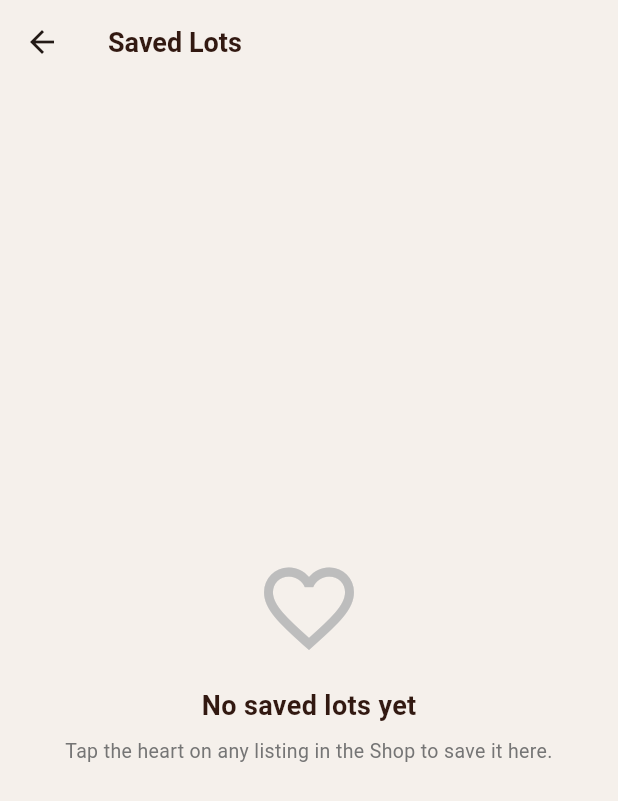
After one commit to Elvis-Kayonga/Brewmaster_Group40, a Flutter app: the SavedLotsScreen screen opened directly, on a phone screen of 412 x 824 dp. The commit adds this screen. Shown: the top 801 px of the screen. Run offline on Flutter 3.47's test engine with Material 3 defaults, Android fonts, the phone set to English and light mode, and no system bars; our stand-ins replace cloud_firestore, connectivity_plus, equatable, firebase_auth, firebase_core, firebase_messaging and 6 more; accounts and stored records are empty.

Commit message:
feat: replace cart with saved lots wishlist feature
- Add SavedLot model with denormalized listing snapshot fields
- Add SavedLotsBloc (in-memory) with add/remove/clear events
- Add SavedLotsScreen showing saved listings with Message + Direct Pay actions
- Replace cart icon on listing cards with heart icon (filled = saved, outlined = unsaved)
  with toggle save/unsave behaviour and snackbar feedback
- Replace cart icon in AppBar with heart badge icon (buyers only) opening SavedLotsScreen
- Remove old CartItem model and CartBloc entirely
- Update ERD: add users/{userId}/savedLots subcollection with full field table,
  update Mermaid diagram, relationship summary, and changelog

```diff
--- /dev/null
+++ b/lib/domain/models/saved_lot.dart
@@ -0,0 +1,55 @@
+import 'package:equatable/equatable.dart';
+
+/// A listing saved to a buyer's wishlist.
+/// Snapshots key display fields so the screen renders without re-fetching
+/// Firestore. Persisted under users/{userId}/savedLots/{listingId}.
+class SavedLot extends Equatable {
+  final String listingId;
+  final String farmerId;
+  final String? farmerName;
+  final String variety;
+  final double pricePerKg;
+  final double availableQuantity;
+  final String location;
+  final String? imageUrl;
+  final DateTime savedAt;
+
+  const SavedLot({
+    required this.listingId,
+    required this.farmerId,
+    this.farmerName,
+    required this.variety,
+    required this.pricePerKg,
+    required this.availableQuantity,
+    required this.location,
+    this.imageUrl,
+    required this.savedAt,
+  });
+
+  Map<String, dynamic> toJson() => {
+        'listingId': listingId,
+        'farmerId': farmerId,
+        'farmerName': farmerName,
+        'variety': variety,
+        'pricePerKg': pricePerKg,
+        'availableQuantity': availableQuantity,
+        'location': location,
+        'imageUrl': imageUrl,
+        'savedAt': savedAt.toIso8601String(),
+      };
+
+  factory SavedLot.fromJson(Map<String, dynamic> json) => SavedLot(
+        listingId: json['listingId'] as String,
+        farmerId: json['farmerId'] as String,
+        farmerName: json['farmerName'] as String?,
+        variety: json['variety'] as String,
+        pricePerKg: (json['pricePerKg'] as num).toDouble(),
+        availableQuantity: (json['availableQuantity'] as num).toDouble(),
+        location: json['location'] as String,
+        imageUrl: json['imageUrl'] as String?,
+        savedAt: DateTime.parse(json['savedAt'] as String),
+      );
+
+  @override
+  List<Object?> get props => [listingId];
+}
--- a/lib/main.dart
+++ b/lib/main.dart
@@ -25,6 +25,7 @@ import 'package:brewmaster/presentation/blocs/profile/profile_bloc.dart';
 import 'package:brewmaster/presentation/blocs/payment/payment_bloc.dart';
 import 'package:brewmaster/presentation/blocs/messaging/messaging_bloc.dart';
 import 'package:brewmaster/presentation/blocs/messaging/notification_bloc.dart';
+import 'package:brewmaster/presentation/blocs/saved_lots/saved_lots_bloc.dart';
 import 'package:brewmaster/presentation/blocs/verification/verification_bloc.dart';
 import 'package:brewmaster/presentation/screens/auth/auth_gate.dart';
 
@@ -95,6 +96,9 @@ Future<void> main() async {
           create: (_) =>
               MarketPriceBloc(repository: marketPriceRepository),
         ),
+        BlocProvider<SavedLotsBloc>(
+          create: (_) => SavedLotsBloc(),
+        ),
       ],
       child: const BrewMasterApp(),
     ),
--- /dev/null
+++ b/lib/presentation/blocs/saved_lots/saved_lots_bloc.dart
@@ -0,0 +1,34 @@
+import 'package:equatable/equatable.dart';
+import 'package:flutter_bloc/flutter_bloc.dart';
+
+import '../../../domain/models/saved_lot.dart';
+
+part 'saved_lots_event.dart';
+part 'saved_lots_state.dart';
+
+/// In-memory wishlist BLoC. Persistence to Firestore
+/// (users/{userId}/savedLots) can be layered in via a repository later.
+class SavedLotsBloc extends Bloc<SavedLotsEvent, SavedLotsState> {
+  SavedLotsBloc() : super(const SavedLotsState()) {
+    on<SavedLotAdded>(_onAdded);
+    on<SavedLotRemoved>(_onRemoved);
+    on<SavedLotsCleared>(_onCleared);
+  }
+
+  void _onAdded(SavedLotAdded event, Emitter<SavedLotsState> emit) {
+    if (state.contains(event.lot.listingId)) return; // already saved
+    emit(SavedLotsState(items: [...state.items, event.lot]));
+  }
+
+  void _onRemoved(SavedLotRemoved event, Emitter<SavedLotsState> emit) {
+    emit(SavedLotsState(
+      items: state.items
+          .where((l) => l.listingId != event.listingId)
+          .toList(),
+    ));
+  }
+
+  void _onCleared(SavedLotsCleared event, Emitter<SavedLotsState> emit) {
+    emit(const SavedLotsState());
+  }
+}
--- /dev/null
+++ b/lib/presentation/blocs/saved_lots/saved_lots_event.dart
@@ -0,0 +1,25 @@
+part of 'saved_lots_bloc.dart';
+
+abstract class SavedLotsEvent extends Equatable {
+  const SavedLotsEvent();
+  @override
+  List<Object?> get props => [];
+}
+
+class SavedLotAdded extends SavedLotsEvent {
+  final SavedLot lot;
+  const SavedLotAdded(this.lot);
+  @override
+  List<Object?> get props => [lot];
+}
+
+class SavedLotRemoved extends SavedLotsEvent {
+  final String listingId;
+  const SavedLotRemoved(this.listingId);
+  @override
+  List<Object?> get props => [listingId];
+}
+
+class SavedLotsCleared extends SavedLotsEvent {
+  const SavedLotsCleared();
+}
--- /dev/null
+++ b/lib/presentation/blocs/saved_lots/saved_lots_state.dart
@@ -0,0 +1,15 @@
+part of 'saved_lots_bloc.dart';
+
+class SavedLotsState extends Equatable {
+  final List<SavedLot> items;
+
+  const SavedLotsState({this.items = const []});
+
+  int get itemCount => items.length;
+
+  bool contains(String listingId) =>
+      items.any((l) => l.listingId == listingId);
+
+  @override
+  List<Object?> get props => [items];
+}
--- /dev/null
+++ b/lib/presentation/screens/saved_lots/saved_lots_screen.dart
@@ -0,0 +1,302 @@
+import 'package:flutter/material.dart';
+import 'package:flutter_bloc/flutter_bloc.dart';
+
+import '../../../config/theme.dart';
+import '../../../domain/models/saved_lot.dart';
+import '../../blocs/auth/auth_bloc.dart';
+import '../../blocs/messaging/messaging_bloc.dart';
+import '../../blocs/saved_lots/saved_lots_bloc.dart';
+import '../messaging/chat_screen.dart';
+import '../payments/payment_screen.dart';
+
+class SavedLotsScreen extends StatelessWidget {
+  const SavedLotsScreen({super.key});
+
+  @override
+  Widget build(BuildContext context) {
+    return Scaffold(
+      backgroundColor: AppTheme.backgroundColor,
+      appBar: AppBar(
+        backgroundColor: AppTheme.backgroundColor,
+        elevation: 0,
+        title: const Text(
+          'Saved Lots',
+          style: TextStyle(
+            color: AppTheme.primaryDark,
+            fontWeight: FontWeight.bold,
+            fontSize: 18,
+          ),
+        ),
+        actions: [
+          BlocBuilder<SavedLotsBloc, SavedLotsState>(
+            builder: (context, state) {
+              if (state.items.isEmpty) return const SizedBox.shrink();
+              return TextButton(
+                onPressed: () => context
+                    .read<SavedLotsBloc>()
+                    .add(const SavedLotsCleared()),
+                child: const Text(
+                  'Clear All',
+                  style: TextStyle(
+                    color: AppTheme.errorColor,
+                    fontWeight: FontWeight.w600,
+                  ),
+                ),
+              );
+            },
+          ),
+        ],
+      ),
+      body: BlocListener<MessagingBloc, MessagingState>(
+        listener: (context, state) {
+          if (state is ConversationReady) {
+            Navigator.of(context).push(MaterialPageRoute(
+              builder: (_) => ChatScreen(conversation: state.conversation),
+            ));
+          }
+        },
+        child: BlocBuilder<SavedLotsBloc, SavedLotsState>(
+          builder: (context, state) {
+            if (state.items.isEmpty) return const _EmptyState();
+            return ListView.builder(
+              padding: const EdgeInsets.fromLTRB(16, 8, 16, 24),
+              itemCount: state.items.length,
+              itemBuilder: (context, index) =>
+                  _SavedLotTile(lot: state.items[index]),
+            );
+          },
+        ),
+      ),
+    );
+  }
+}
+
+// ── Empty state ──────────────────────────────────────────────────────────────
+
+class _EmptyState extends StatelessWidget {
+  const _EmptyState();
+
+  @override
+  Widget build(BuildContext context) {
+    return Center(
+      child: Column(
+        mainAxisSize: MainAxisSize.min,
+        children: [
+          const Icon(Icons.favorite_border, size: 72, color: AppTheme.textHint),
+          const SizedBox(height: 16),
+          const Text(
+            'No saved lots yet',
+            style: TextStyle(
+              fontSize: 18,
+              fontWeight: FontWeight.bold,
+              color: AppTheme.primaryDark,
+            ),
+          ),
+          const SizedBox(height: 8),
+          const Text(
+            'Tap the heart on any listing in the Shop to save it here.',
+            style: TextStyle(fontSize: 13, color: AppTheme.textSecondary),
+            textAlign: TextAlign.center,
+          ),
+        ],
+      ),
+    );
+  }
+}
+
+// ── Saved lot tile ───────────────────────────────────────────────────────────
+
+class _SavedLotTile extends StatelessWidget {
+  final SavedLot lot;
+  const _SavedLotTile({required this.lot});
+
+  @override
+  Widget build(BuildContext context) {
+    return Container(
+      margin: const EdgeInsets.only(bottom: 14),
+      decoration: BoxDecoration(
+        color: AppTheme.surfaceColor,
+        borderRadius: BorderRadius.circular(14),
+      ),
+      child: Column(
+        crossAxisAlignment: CrossAxisAlignment.start,
+        children: [
+          // Image
+          ClipRRect(
+            borderRadius: const BorderRadius.vertical(top: Radius.circular(14)),
+            child: Stack(
+              children: [
+                lot.imageUrl != null
+                    ? Image.network(
+                        lot.imageUrl!,
+                        height: 140,
+                        width: double.infinity,
+                        fit: BoxFit.cover,
+                        errorBuilder: (_, _, _) => _placeholder(),
+                      )
+                    : _placeholder(),
+                // Remove button
+                Positioned(
+                  top: 8,
+                  right: 8,
+                  child: GestureDetector(
+                    onTap: () => context
+                        .read<SavedLotsBloc>()
+                        .add(SavedLotRemoved(lot.listingId)),
+                    child: Container(
+                      width: 32,
+                      height: 32,
+                      decoration: BoxDecoration(
+                        color: Colors.black.withValues(alpha: 0.45),
+                        shape: BoxShape.circle,
+                      ),
+                      child: const Icon(
+                        Icons.favorite,
+                        color: Colors.redAccent,
+                        size: 18,
+                      ),
+                    ),
+                  ),
+                ),
+              ],
+            ),
+          ),
+          // Body
+          Padding(
+            padding: const EdgeInsets.fromLTRB(14, 10, 14, 14),
+            child: Column(
+              crossAxisAlignment: CrossAxisAlignment.start,
+              children: [
+                Text(
+                  lot.location.toUpperCase(),
+                  style: const TextStyle(
+                    fontSize: 10,
+                    fontWeight: FontWeight.w700,
+                    letterSpacing: 1.0,
+                    color: AppTheme.textSecondary,
+                  ),
+                ),
+                const SizedBox(height: 4),
+                Text(
+                  lot.variety,
+                  style: const TextStyle(
+                    fontSize: 17,
+                    fontWeight: FontWeight.bold,
+                    color: AppTheme.primaryDark,
+                  ),
+                ),
+                if (lot.farmerName != null)
+                  Text(
+                    lot.farmerName!,
+                    style: const TextStyle(
+                        fontSize: 12, color: AppTheme.textSecondary),
+                  ),
+                const SizedBox(height: 8),
+                Row(
+                  children: [
+                    Column(
+                      crossAxisAlignment: CrossAxisAlignment.start,
+                      children: [
+                        const Text(
+                          'Price / KG',
+                          style: TextStyle(
+                              fontSize: 10, color: AppTheme.textSecondary),
+                        ),
+                        Text(
+                          '\$${lot.pricePerKg.toStringAsFixed(2)}',
+                          style: const TextStyle(
+                            fontSize: 18,
+                            fontWeight: FontWeight.bold,
+                            color: AppTheme.primaryDark,
+                          ),
+                        ),
+                      ],
+                    ),
+                    const Spacer(),
+                    Text(
+                      '${lot.availableQuantity.toStringAsFixed(0)} kg available',
+                      style: const TextStyle(
+                          fontSize: 11, color: AppTheme.textSecondary),
+                    ),
+                  ],
+                ),
+                const SizedBox(height: 12),
+                Row(
+                  children: [
+                    Expanded(
+                      child: OutlinedButton.icon(
+                        onPressed: () => context
+                            .read<MessagingBloc>()
+                            .add(StartConversationRequested(lot.farmerId)),
+                        icon: const Icon(Icons.chat_bubble_outline, size: 14),
+                        label: const Text(
+                          'Message',
+                          style: TextStyle(
+                              fontSize: 13, fontWeight: FontWeight.w600),
+                        ),
+                        style: OutlinedButton.styleFrom(
+                          foregroundColor: AppTheme.primaryDark,
+                          side: const BorderSide(color: AppTheme.primaryDark),
+                          padding: const EdgeInsets.symmetric(vertical: 10),
+                          shape: RoundedRectangleBorder(
+                              borderRadius: BorderRadius.circular(20)),
+                        ),
+                      ),
+                    ),
+                    const SizedBox(width: 10),
+                    Expanded(
+                      child: ElevatedButton.icon(
+                        onPressed: () {
+                          final authState = context.read<AuthBloc>().state;
+                          final buyerId = authState is AuthAuthenticated
+                              ? authState.profile.id
+                              : '';
+                          Navigator.push(
+                            context,
+                            MaterialPageRoute(
+                              builder: (_) => PaymentScreen(
+                                listingId: lot.listingId,
+                                farmerId: lot.farmerId,
+                                buyerId: buyerId,
+                                amount:
+                                    lot.pricePerKg * lot.availableQuantity,
+                              ),
+                            ),
+                          );
+                        },
+                        icon: const Icon(Icons.payments_outlined,
+                            size: 14, color: Colors.white),
+                        label: const Text(
+                          'Direct Pay',
+                          style: TextStyle(
+                            fontSize: 13,
+                            fontWeight: FontWeight.w600,
+                            color: Colors.white,
+                          ),
+                        ),
+                        style: ElevatedButton.styleFrom(
+                          backgroundColor: AppTheme.primaryDark,
+                          padding: const EdgeInsets.symmetric(vertical: 10),
+                          shape: RoundedRectangleBorder(
+                              borderRadius: BorderRadius.circular(20)),
+                          elevation: 0,
+                        ),
+                      ),
+                    ),
+                  ],
+                ),
+              ],
+            ),
+          ),
+        ],
+      ),
+    );
+  }
+
+  Widget _placeholder() => Container(
+        height: 140,
+        width: double.infinity,
+        color: AppTheme.inputFillColor,
+        child: const Icon(Icons.coffee, size: 40, color: AppTheme.textHint),
+      );
+}
--- a/lib/presentation/screens/search/search_screen.dart
+++ b/lib/presentation/screens/search/search_screen.dart
@@ -9,8 +9,10 @@ import 'package:flutter_bloc/flutter_bloc.dart';
 
 import '../../../config/theme.dart';
 import '../../../domain/models/coffee_listing.dart';
+import '../../../domain/models/saved_lot.dart';
 import '../../../domain/models/search_filters.dart';
 import '../../blocs/auth/auth_bloc.dart';
+import '../../blocs/saved_lots/saved_lots_bloc.dart';
 import '../../blocs/listing/listing_bloc.dart';
 import '../../blocs/messaging/messaging_bloc.dart';
 import '../../widgets/common/empty_state_widget.dart';
@@ -429,8 +431,13 @@ class _SearchScreenState extends State<SearchScreen> {
                   itemCount: listings.length,
                   itemBuilder: (context, index) {
                     final listing = listings[index];
+                    final savedState =
+                        context.watch<SavedLotsBloc>().state;
+                    final isSaved =
+                        savedState.contains(listing.listingId);
                     return _ListingCard(
                       listing: listing,
+                      inCart: isSaved,
                       onTap: () => Navigator.push(
                         context,
                         MaterialPageRoute(
@@ -441,6 +448,44 @@ class _SearchScreenState extends State<SearchScreen> {
                           ),
                         ),
                       ),
+                      onAddToCart: () {
+                        if (isSaved) {
+                          context.read<SavedLotsBloc>().add(
+                                SavedLotRemoved(listing.listingId),
+                              );
+                          ScaffoldMessenger.of(context).showSnackBar(
+                            SnackBar(
+                              content: Text(
+                                  '${listing.variety} removed from saved lots'),
+                              duration: const Duration(seconds: 2),
+                            ),
+                          );
+                        } else {
+                          context.read<SavedLotsBloc>().add(
+                                SavedLotAdded(SavedLot(
+                                  listingId: listing.listingId,
+                                  farmerId: listing.farmerId,
+                                  farmerName: listing.farmerName,
+                                  variety: listing.variety,
+                                  pricePerKg: listing.pricePerKg,
+                                  availableQuantity: listing.quantity,
+                                  location: listing.location,
+                                  imageUrl: listing.images.isNotEmpty
+                                      ? listing.images.first
+                                      : null,
+                                  savedAt: DateTime.now(),
+                                )),
+                              );
+                          ScaffoldMessenger.of(context).showSnackBar(
+                            SnackBar(
+                              content: Text(
+                                  '${listing.variety} saved to your wishlist'),
+                              duration: const Duration(seconds: 2),
+                              backgroundColor: AppTheme.secondaryColor,
+                            ),
+                          );
+                        }
+                      },
                       onMessage: () => context
                           .read<MessagingBloc>()
                           .add(StartConversationRequested(
@@ -484,12 +529,16 @@ class _ListingCard extends StatelessWidget {
   final VoidCallback onTap;
   final VoidCallback? onMessage;
   final VoidCallback? onPay;
+  final VoidCallback? onAddToCart;
+  final bool inCart;
 
   const _ListingCard({
     required this.listing,
     required this.onTap,
     this.onMessage,
     this.onPay,
+    this.onAddToCart,
+    this.inCart = false,
   });
 
   @override
@@ -548,21 +597,26 @@ class _ListingCard extends StatelessWidget {
                       ),
                     ),
                   ),
-                  // Heart icon top-right
+                  // Save / unsave heart icon top-right
                   Positioned(
                     top: 10,
                     right: 10,
+                    child: GestureDetector(
+                      onTap: onAddToCart,
                       child: Container(
                         width: 32,
                         height: 32,
                         decoration: BoxDecoration(
-                        color: Colors.black.withValues(alpha: 0.35),
+                          color: inCart
+                              ? Colors.red.withValues(alpha: 0.85)
+                              : Colors.black.withValues(alpha: 0.35),
                           shape: BoxShape.circle,
                         ),
-                      child: const Icon(
-                        Icons.favorite_border,
+                        child: Icon(
+                          inCart ? Icons.favorite : Icons.favorite_border,
                           color: Colors.white,
                           size: 18,
+                        ),
                       ),
                     ),
                   ),
```
Also changed, not shown: lib/presentation/widgets/common/profile_avatar_button.dart (+24 -0 lines), 1 other file. Lines whose indentation alone changed are shown as unchanged.
